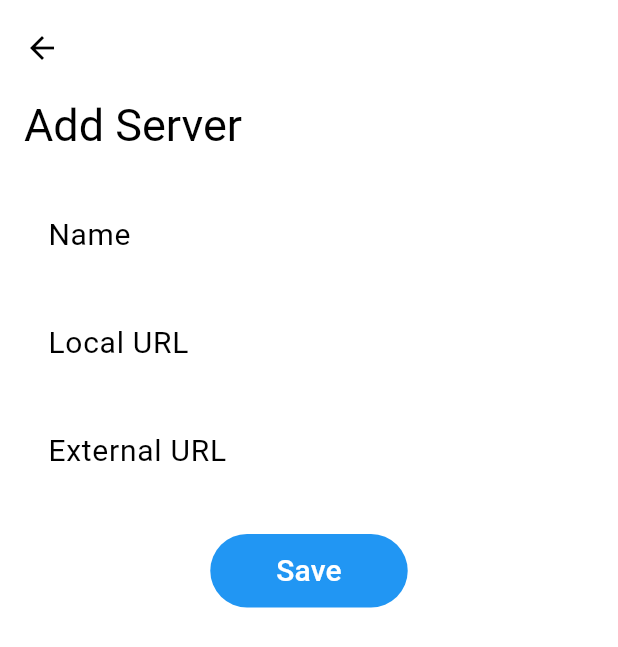
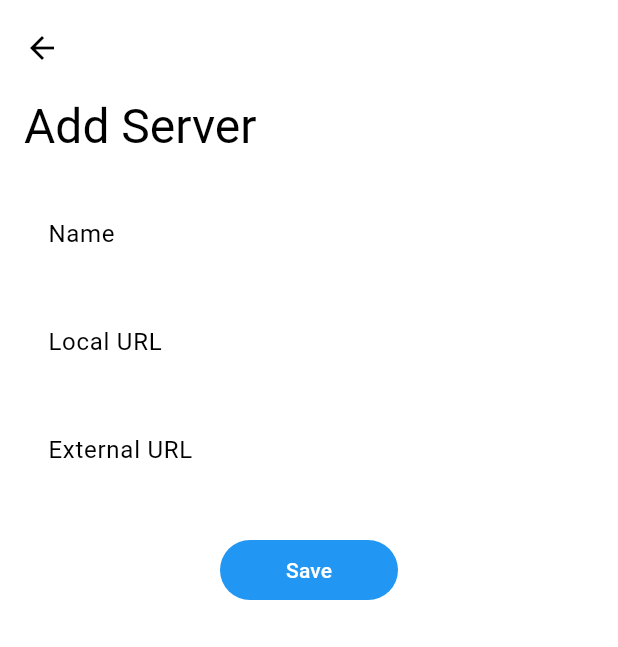
Before and after one commit to inowakowski/multiassistant, a Flutter app: the screen it shows after launch, after a tap on the "add" icon, on a phone screen of 412 x 824 dp. Shown: the top 647 px of the screen. Run offline on Flutter 3.47's test engine with Material 2 defaults, Android fonts, the phone set to English and light mode, and no system bars; drawn by our look-alikes of dynamic_color; our stand-ins replace flutter_slidable, sqflite, webview_flutter; accounts and stored records are empty.

Commit message:
little changes

```diff
--- a/lib/server_detail.dart
+++ b/lib/server_detail.dart
@@ -41,7 +41,10 @@ class _ServerDetailState extends State<ServerDetail> {
           body: CustomScrollView(
             slivers: [
               SliverAppBar.medium(
-                title: Text(title, style: const TextStyle(fontSize: 30.0)),
+                title: Text(
+                  title,
+                  style: Theme.of(context).textTheme.headlineLarge,
+                ),
               ),
               SliverFillRemaining(
                 child: Column(
@@ -66,9 +69,6 @@ class _ServerDetailState extends State<ServerDetail> {
                                   ),
                                 ),
                                 labelText: 'Name',
-                                labelStyle: TextStyle(
-                                  fontSize: 20.0,
-                                ),
                               ),
                             ),
                           ),
@@ -89,9 +89,6 @@ class _ServerDetailState extends State<ServerDetail> {
                                 ),
                                 labelText: 'Local URL',
                                 hintText: 'http://homeassistant.local:8123',
-                                labelStyle: TextStyle(
-                                  fontSize: 20.0,
-                                ),
                               ),
                             ),
                           ),
@@ -112,9 +109,6 @@ class _ServerDetailState extends State<ServerDetail> {
                                 ),
                                 labelText: 'External URL',
                                 hintText: 'https://homeassistant.com',
-                                labelStyle: TextStyle(
-                                  fontSize: 20.0,
-                                ),
                               ),
                             ),
                           ),
@@ -132,8 +126,10 @@ class _ServerDetailState extends State<ServerDetail> {
                                     right: 20,
                                     top: 10.0,
                                     bottom: 10),
-                                child: Text('Save',
-                                    style: TextStyle(fontSize: 20.0)),
+                                child: Text(
+                                  'Save',
+                                  // style: Theme.of(context).textTheme.labelLarge,
+                                ),
                               ),
                             ),
                           ),
```
